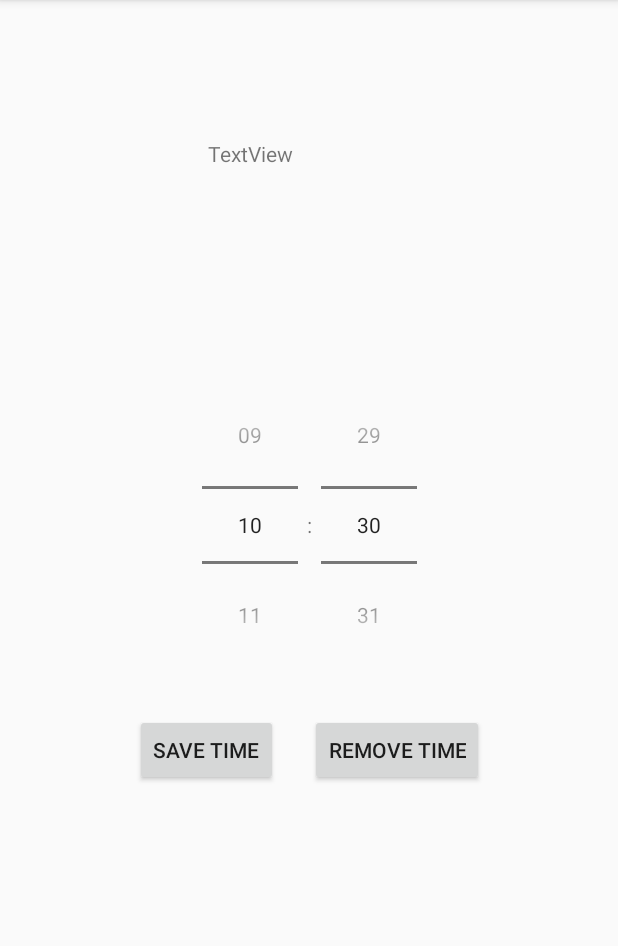
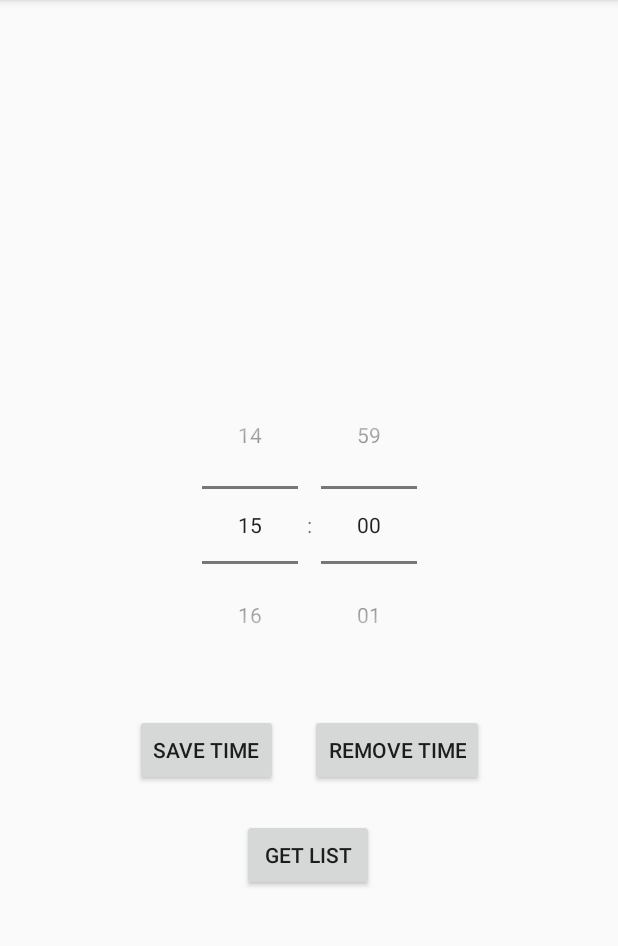
Before and after one commit to baejny/AlarmProject, an Android app: the screen it shows after launch (MainActivity), after a tap on "SAVE TIME", on a phone screen of 412 x 824 dp, the part 84-1030 px from its top. Run offline under Robolectric (Android 15) with nearby library versions, the phone set to English and light mode, and no system bars.

Commit message:
Merge branch 'master' of https://github.com/baejny/AlarmProject
# Conflicts:
#	app/src/main/java/com/example/alarmproject/MainActivity.java

```diff
--- a/app/src/main/java/com/example/alarmproject/MainActivity.java
+++ b/app/src/main/java/com/example/alarmproject/MainActivity.java
@@ -11,10 +11,14 @@ import android.content.SharedPreferences;
 import android.content.pm.PackageManager;
 import android.os.Build;
 import android.os.Bundle;
+import android.util.Log;
 import android.view.View;
 import android.widget.Button;
+import android.widget.TextView;
 import android.widget.TimePicker;
 import android.widget.Toast;
+
+import org.w3c.dom.Text;
 
 import java.text.SimpleDateFormat;
 import java.util.Calendar;
@@ -24,6 +28,8 @@ import java.util.Locale;
 
 public class MainActivity extends AppCompatActivity {
 
+    int alarmCount;
+    int alarmPointer;
 
     @Override
     protected void onCreate(Bundle savedInstanceState) {
@@ -33,29 +39,27 @@ public class MainActivity extends AppCompatActivity {
         final TimePicker picker=(TimePicker)findViewById(R.id.timePicker);
         picker.setIs24HourView(true);
 
+        final SharedPreferences sharedPreferences = getSharedPreferences("daily alarm", MODE_PRIVATE);
+        alarmCount = sharedPreferences.getInt("alarmCount", 0);
+        Log.d("test", String.valueOf(alarmCount));
 
+
+        /*
         // 앞서 설정한 값으로 보여주기
         // 없으면 디폴트 값은 현재시간
         SharedPreferences sharedPreferences = getSharedPreferences("daily alarm", MODE_PRIVATE);
         long millis = sharedPreferences.getLong("nextNotifyTime", Calendar.getInstance().getTimeInMillis());
-
         Calendar nextNotifyTime = new GregorianCalendar();
         nextNotifyTime.setTimeInMillis(millis);
-
         Date nextDate = nextNotifyTime.getTime();
         String date_text = new SimpleDateFormat("yyyy년 MM월 dd일 EE요일 a hh시 mm분 ", Locale.getDefault()).format(nextDate);
         Toast.makeText(getApplicationContext(),"[처음 실행시] 다음 알람은 " + date_text + "으로 알람이 설정되었습니다!", Toast.LENGTH_SHORT).show();
-
-
         // 이전 설정값으로 TimePicker 초기화
         Date currentTime = nextNotifyTime.getTime();
         SimpleDateFormat HourFormat = new SimpleDateFormat("kk", Locale.getDefault());
         SimpleDateFormat MinuteFormat = new SimpleDateFormat("mm", Locale.getDefault());
-
         int pre_hour = Integer.parseInt(HourFormat.format(currentTime));
         int pre_minute = Integer.parseInt(MinuteFormat.format(currentTime));
-
-
         if (Build.VERSION.SDK_INT >= 23 ){
             picker.setHour(pre_hour);
             picker.setMinute(pre_minute);
@@ -64,31 +68,23 @@ public class MainActivity extends AppCompatActivity {
             picker.setCurrentHour(pre_hour);
             picker.setCurrentMinute(pre_minute);
         }
-
+         */
 
         Button button = (Button) findViewById(R.id.button);
+        Button DeleteBtn= (Button) findViewById(R.id.button2);
+        Button listBtn = (Button) findViewById(R.id.button3);
         button.setOnClickListener(new View.OnClickListener() {
             @Override
             public void onClick(View arg0) {
 
-                int hour, hour_24, minute;
-                String am_pm;
-                if (Build.VERSION.SDK_INT >= 23 ){
+                int hour_24, minute;
+
+                if (Build.VERSION.SDK_INT >= 23) {
                     hour_24 = picker.getHour();
                     minute = picker.getMinute();
-                }
-                else{
+                } else {
                     hour_24 = picker.getCurrentHour();
                     minute = picker.getCurrentMinute();
-                }
-                if(hour_24 > 12) {
-                    am_pm = "PM";
-                    hour = hour_24 - 12;
-                }
-                else
-                {
-                    hour = hour_24;
-                    am_pm="AM";
                 }
 
                 // 현재 지정된 시간으로 알람 시간 설정
@@ -98,29 +94,71 @@ public class MainActivity extends AppCompatActivity {
                 calendar.set(Calendar.MINUTE, minute);
                 calendar.set(Calendar.SECOND, 0);
 
+                //  AlarmManager 등록 및 Preference에 설정한 값 저장
+                if (alarmCount < 4) {
+                    for (int i = 0; i < 5; i++) {
+                        if (sharedPreferences.getLong(String.valueOf(i), 0) == 0) {
+                            alarmPointer = i;
+                            break;
+                        }
+                    }
+
                     // 이미 지난 시간을 지정했다면 다음날 같은 시간으로 설정
                     if (calendar.before(Calendar.getInstance())) {
                         calendar.add(Calendar.DATE, 1);
                     }
 
                     Date currentDateTime = calendar.getTime();
-                String date_text = new SimpleDateFormat("yyyy년 MM월 dd일 EE요일 a hh시 mm분 ", Locale.getDefault()).format(currentDateTime);
-                Toast.makeText(getApplicationContext(),date_text + "으로 알람이 설정되었습니다!", Toast.LENGTH_SHORT).show();
+                    String date_text = new SimpleDateFormat("yyyy년 MM월 dd일 EEE a hh시 mm분 ", Locale.getDefault()).format(currentDateTime);
+                    Toast.makeText(getApplicationContext(), date_text + "으로 알람이 설정되었습니다!", Toast.LENGTH_SHORT).show();
 
-                //  Preference에 설정한 값 저장
                     SharedPreferences.Editor editor = getSharedPreferences("daily alarm", MODE_PRIVATE).edit();
-                editor.putLong("nextNotifyTime", (long)calendar.getTimeInMillis());
+                    editor.putLong(String.valueOf(alarmPointer), (long) calendar.getTimeInMillis());
+                    editor.putInt("alarmCount", alarmCount);
                     editor.apply();
 
+                    alarmCount++;
+                    diaryNotification(calendar, alarmCount);
 
-                diaryNotification(calendar);
+                }else{
+                    Toast.makeText(getApplicationContext(), "알람이 가득 찼습니다.", Toast.LENGTH_SHORT).show();
                 }
+            }
+        });
+        // 삭제
+        DeleteBtn.setOnClickListener(new View.OnClickListener() {
+            @Override
+            public void onClick(View arg0) {
+                if(alarmCount > 0){
+                    for (int i = 0; i < 5; i++) {
+                        if (sharedPreferences.getLong(String.valueOf(i), 0) == 0) {
+                            alarmPointer = i;
+                            break;
+                        }
+                    }
+                }else{
+                    Toast.makeText(getApplicationContext(), "삭제할 알람이 없습니다.", Toast.LENGTH_SHORT).show();
+                }
+            }
+        });
 
+        // 리스트 뷰
+        listBtn.setOnClickListener(new View.OnClickListener(){
+            @Override
+            public void onClick(View arg0){
+                TextView textView = (TextView)findViewById(R.id.textView);
+                SharedPreferences sharedPreferences = getSharedPreferences("daily alarm", MODE_PRIVATE);
+                for (int i = 0; i < 5; i++) {
+                    if (sharedPreferences.getLong(String.valueOf(i), 0) == 1) {
+                        textView.setText(String.valueOf(i));
+                    }
+                }
+            }
         });
     }
 
 
-    void diaryNotification(Calendar calendar)
+    void diaryNotification(Calendar calendar, int requestCode)
     {
 //        PreferenceManager.setDefaultValues(this, R.xml.preferences, false);
 //        SharedPreferences sharedPref = PreferenceManager.getDefaultSharedPreferences(this);
@@ -130,16 +168,13 @@ public class MainActivity extends AppCompatActivity {
         PackageManager pm = this.getPackageManager();
         ComponentName receiver = new ComponentName(this, DeviceBootReceiver.class);
         Intent alarmIntent = new Intent(this, AlarmReceiver.class);
-        PendingIntent pendingIntent = PendingIntent.getBroadcast(this, 0, alarmIntent, 0);
+        PendingIntent pendingIntent = PendingIntent.getBroadcast(this, requestCode, alarmIntent, 0);
         AlarmManager alarmManager = (AlarmManager) getSystemService(Context.ALARM_SERVICE);
 
 
         // 사용자가 매일 알람을 허용했다면
         if (dailyNotify) {
-
-
             if (alarmManager != null) {
-
                 alarmManager.setRepeating(AlarmManager.RTC_WAKEUP, calendar.getTimeInMillis(),
                         AlarmManager.INTERVAL_DAY, pendingIntent);
 
--- a/app/src/main/res/layout/activity_main.xml
+++ b/app/src/main/res/layout/activity_main.xml
@@ -43,12 +43,24 @@
         app:layout_constraintTop_toBottomOf="@id/timePicker"
         app:layout_constraintVertical_bias="0.0" />
 
+    <Button
+        android:id="@+id/button3"
+        android:layout_width="wrap_content"
+        android:layout_height="wrap_content"
+        android:layout_marginTop="20dp"
+        android:text="GET LIST"
+        app:layout_constraintBottom_toBottomOf="parent"
+        app:layout_constraintHorizontal_bias="0.498"
+        app:layout_constraintLeft_toLeftOf="parent"
+        app:layout_constraintRight_toRightOf="parent"
+        app:layout_constraintTop_toBottomOf="@id/timePicker"
+        app:layout_constraintVertical_bias="0.288" />
+
     <TextView
         android:id="@+id/textView"
         android:layout_width="134dp"
         android:layout_height="103dp"
         android:layout_marginBottom="48dp"
-        android:text="TextView"
         app:layout_constraintBottom_toTopOf="@+id/timePicker"
         app:layout_constraintEnd_toEndOf="parent"
         app:layout_constraintHorizontal_bias="0.498"
```
Lines whose indentation alone changed are shown as unchanged.
